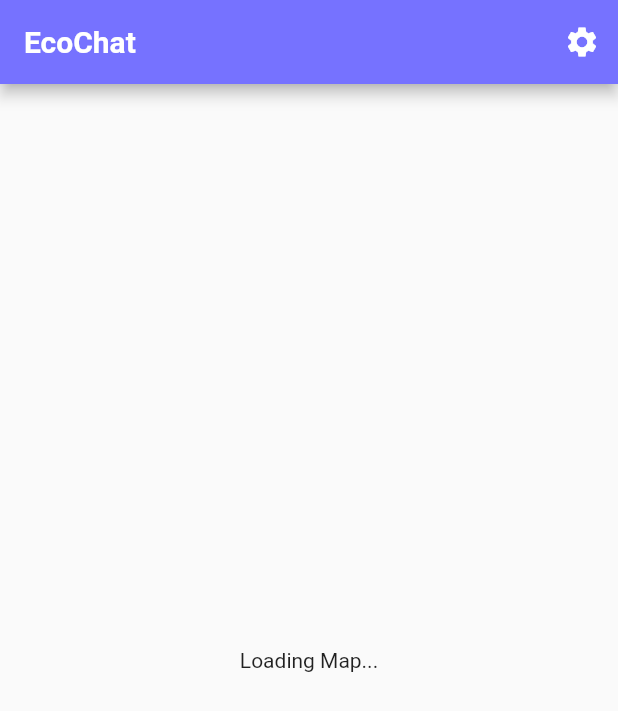
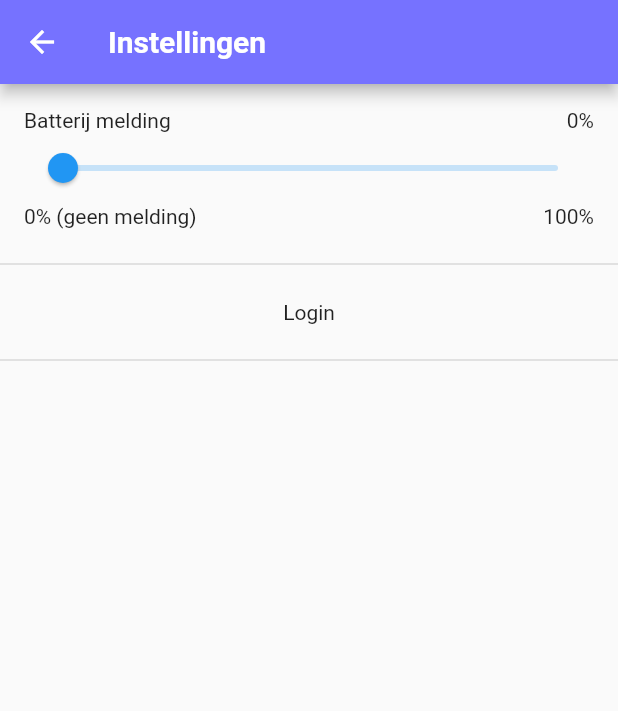
Before and after one commit to BlackBearFTW/EcoChat-Mobile, a Flutter app: the screen it shows after launch, after a tap on the "settings" icon, on a phone screen of 412 x 824 dp. Shown: the top 711 px of the screen. Run offline on Flutter 3.47's test engine with Material 2 defaults, Android fonts, the light colour scheme and no system bars; our stand-ins replace flutter_local_notifications, geolocator, google_maps_flutter, shared_preferences; missing offline and left inert: battery_info, signalr_netcore, skeleton_loader, workmanager.

Commit message:
Settings scherm met batterij waarschuwing (#12)
* Quick refactoring, added settings screen and main file now has global widget

* Changed app name, added *local* notifications

* Added notification and battery service

* added battery warning functionality, including check for nearest marker. Lastly also added setter and getter for settings

* Added workmanager for background tasks, trying to figure out a way to get battery percentage

* Update pubspec.lock

* added try catch to model against model issues

* Fixed notification, by switching over to battery_info package (see description)

workmanager is running on a different isolate and because of that battery_plus can't be called, related to this issue: https://github.com/flutter/flutter/issues/13937

* Added login button to settings screen, removed unused service, removed unecessary globalApp

* Fixed battery notification, including check for charging and distance check

* Changed Notification Icon

* Update main.dart

```diff
--- a/lib/abstracts/signal_r.dart
+++ b/lib/abstracts/signal_r.dart
@@ -15,7 +15,7 @@ abstract class SignalR {
   }
 
   Future<void> initializeConnection() async {
-    if (_hubConnection?.state == HubConnectionState.Connected) return print("Already connected");
+    if (_hubConnection?.state == HubConnectionState.Connected) return;
 
    return await _hubConnection?.start();
   }
--- /dev/null
+++ b/lib/app.dart
@@ -0,0 +1,41 @@
+import 'package:flutter/material.dart';
+import 'package:flutter/services.dart';
+import 'package:geolocator/geolocator.dart';
+import 'screens/homepage/homepage.dart';
+
+class MyApp extends StatefulWidget {
+  const MyApp({Key? key}) : super(key: key);
+
+  @override
+  State<StatefulWidget> createState() => _MyAppState();
+}
+
+class _MyAppState extends State<MyApp> {
+ @override
+  void initState() {
+   super.initState();
+
+   SystemChrome.setPreferredOrientations([
+     DeviceOrientation.portraitUp,
+     DeviceOrientation.portraitDown,
+   ]);
+
+    _askForLocationPermission();
+  }
+
+ @override
+ Widget build(BuildContext context) {
+   return const MaterialApp(
+     home: HomeView(),
+     debugShowCheckedModeBanner: false,
+   );
+ }
+
+  void _askForLocationPermission() async {
+    if (!await Geolocator.isLocationServiceEnabled()) return;
+
+    if (await Geolocator.checkPermission() != LocationPermission.denied) return;
+
+    await Geolocator.requestPermission();
+  }
+}
--- a/lib/main.dart
+++ b/lib/main.dart
@@ -1,27 +1,65 @@
-import 'package:flutter/material.dart';
-import 'package:flutter/services.dart';
-
-import 'screens/homepage/homepage.dart';
+import 'package:battery_info/battery_info_plugin.dart';
+import 'package:battery_info/enums/charging_status.dart';
+import 'package:battery_info/model/android_battery_info.dart';
+import 'package:ecochat_app/services/markers_api.dart';
+import 'package:ecochat_app/services/notification_service.dart';
+import 'package:flutter/cupertino.dart';
+import 'package:geolocator/geolocator.dart';
+import 'package:google_maps_flutter/google_maps_flutter.dart';
+import 'package:shared_preferences/shared_preferences.dart';
+import 'package:workmanager/workmanager.dart';
+import 'app.dart';
+import 'models/marker_model.dart';
 
 void main() async {
   WidgetsFlutterBinding.ensureInitialized();
+  NotificationService().init();
+  Workmanager().initialize(callbackDispatcher, isInDebugMode: true);
+
+  Workmanager().registerPeriodicTask(
+      "4bh3uerdfhjrn4rjeudhn4rejhujrn3aksjhfiewhfjiwjfeg",
+      "Battery Warning Check",
+      initialDelay: Duration(minutes: 15));
+
   runApp(const MyApp());
 }
 
-class MyApp extends StatelessWidget {
-  const MyApp({Key? key}) : super(key: key);
+void callbackDispatcher() {
+  Workmanager().executeTask((task, inputData) async {
+    AndroidBatteryInfo? batteryInfo = await BatteryInfoPlugin().androidBatteryInfo;
+    int _minBatteryLevel = await getBatteryWarningLevel();
 
-  @override
-  Widget build(BuildContext context) {
-    SystemChrome.setPreferredOrientations([
-      DeviceOrientation.portraitUp,
-      DeviceOrientation.portraitDown,
-    ]);
+    if (batteryInfo == null) return Future.value(false);
 
-    return const MaterialApp(
-      title: 'EcoChat',
-      home: HomeView(),
-      debugShowCheckedModeBanner: false,
-    );
-  }
+    int _batteryLevel = batteryInfo.batteryLevel!;
+
+    if (_batteryLevel > _minBatteryLevel) return Future.value(true);
+    if ([ChargingStatus.Full, ChargingStatus.Charging].contains(batteryInfo.chargingStatus)) return Future.value(true);
+
+    final List<MarkerModel>? markers = await MarkersApi(null).getAllMarkers();
+    Position location = await Geolocator.getCurrentPosition();
+
+    if (markers == null) return Future.value(false);
+
+    int? _distance = markers.fold(null, (int? total, MarkerModel current) {
+      if (current.batteryLevel == 0) return total;
+      int currentValue = current
+          .distanceFrom(LatLng(location.latitude, location.longitude))
+          .round();
+      if (total == null) return currentValue;
+      return currentValue < total ? currentValue : total;
+    });
+
+    if (_distance != null && _distance > 600) return Future.value(true);
+
+    NotificationService().showNotifications("Lage batterij!",
+        "Je batterij is nog maar $_batteryLevel%, ga snel naar het dichtstbijzijnde EcoChat bankje hier ongeveer $_distance meter vandaan.");
+
+    return Future.value(true);
+  });
 }
+
+Future<int> getBatteryWarningLevel() async {
+  SharedPreferences prefs = await SharedPreferences.getInstance();
+  return prefs.getInt("batteryWarningLevel") ?? 0;
+}
--- a/lib/screens/homepage/homepage.dart
+++ b/lib/screens/homepage/homepage.dart
@@ -3,8 +3,9 @@ import 'dart:typed_data';
 import 'package:ecochat_app/models/marker_model.dart';
 import 'package:ecochat_app/screens/homepage/widgets/mylocation_button.dart';
 import 'package:ecochat_app/screens/homepage/widgets/marker_popup.dart';
+import 'package:ecochat_app/screens/settings/settings.dart';
 import 'package:ecochat_app/services/markers_signalr.dart';
-import 'package:ecochat_app/utils/image_utils.dart';
+import 'package:ecochat_app/utils/image_util.dart';
 import 'package:flutter/foundation.dart';
 import 'package:flutter/material.dart';
 import 'package:flutter/services.dart';
@@ -21,7 +22,7 @@ class HomeView extends StatefulWidget {
 
 class _HomeViewState extends State<HomeView> {
   final _scaffoldKey = GlobalKey<ScaffoldState>();
-  bool locationPermissionAllowed = false;
+  bool locationAllowed = false;
   bool activeSignalRConnection = false;
 
   final Completer<GoogleMapController> _mapController = Completer();
@@ -39,8 +40,8 @@ class _HomeViewState extends State<HomeView> {
 
     _loadCustomMarkerIcon();
 
-    _askForLocationPermission().then((value) {
-      setState(() => locationPermissionAllowed = value);
+    Geolocator.checkPermission().then((value) {
+      setState(() => locationAllowed = [LocationPermission.always, LocationPermission.whileInUse].contains(value));
     });
 
     signalRMarkers.initializeConnection().then((value) {
@@ -55,7 +56,12 @@ class _HomeViewState extends State<HomeView> {
       appBar: AppBar(
         title: const Text("EcoChat", style: TextStyle(fontWeight: FontWeight.bold)),
         actions: [
-          IconButton(onPressed: () {}, icon: const Icon(Icons.settings))
+          IconButton(onPressed: () {
+            Navigator.push(
+              context,
+              MaterialPageRoute(builder: (context) => const SettingsView()),
+            );
+          }, icon: const Icon(Icons.settings))
         ],
         automaticallyImplyLeading: false,
         backgroundColor: const Color(0xff7672FF),
@@ -98,7 +104,7 @@ class _HomeViewState extends State<HomeView> {
             return Padding(
               padding: EdgeInsets.only(bottom: _fabBottomPadding),
               child: MyLocationButton(
-                disabled: locationPermissionAllowed,
+                disabled: locationAllowed,
                 googleMapController: snapshot.data!,
               ),
             );
@@ -107,8 +113,8 @@ class _HomeViewState extends State<HomeView> {
   }
 
   void _loadCustomMarkerIcon() async {
-    final Uint8List byteData = await ImageUtils.getBytesFromAsset("assets/marker-icon.png", 150);
-    final Uint8List byteDataGray = await ImageUtils.getBytesFromAsset("assets/marker-icon-gray.png", 150);
+    final Uint8List byteData = await ImageUtil.getBytesFromAsset("assets/marker-icon.png", 150);
+    final Uint8List byteDataGray = await ImageUtil.getBytesFromAsset("assets/marker-icon-gray.png", 150);
     setState(() {
       markerIcon = BitmapDescriptor.fromBytes(byteData);
       grayMarkerIcon = BitmapDescriptor.fromBytes(byteDataGray);
@@ -128,7 +134,7 @@ class _HomeViewState extends State<HomeView> {
     String _mapStyle = await rootBundle.loadString('assets/map_style.txt');
     controller.setMapStyle(_mapStyle);
 
-    if (!locationPermissionAllowed) return;
+    if (!locationAllowed) return;
     Position locationData = await Geolocator.getCurrentPosition();
     controller.moveCamera(CameraUpdate.newLatLngZoom(LatLng(locationData.latitude, locationData.longitude), 18));
   }
@@ -136,17 +142,6 @@ class _HomeViewState extends State<HomeView> {
   void _onMapPress() async {
     if (bottomSheetController == null) return;
     bottomSheetController!.close();
-  }
-
-  Future<bool> _askForLocationPermission() async {
-    if (!await Geolocator.isLocationServiceEnabled()) return false;
-
-    LocationPermission permission = await Geolocator.checkPermission();
-    if (permission == LocationPermission.whileInUse) return true;
-    if (permission == LocationPermission.deniedForever) return false;
-
-    LocationPermission status = await Geolocator.requestPermission();
-    return [LocationPermission.always, LocationPermission.whileInUse].contains(status);
   }
 
   void _showMarkerBottomSheet(String _markerId) async {
--- a/lib/screens/homepage/widgets/marker_popup.dart
+++ b/lib/screens/homepage/widgets/marker_popup.dart
@@ -50,8 +50,9 @@ class _MarkerPopupState extends State<MarkerPopup> {
   void initState() {
     super.initState();
 
-    Geolocator.checkPermission()
-        .then((value) => setState(() => locationAllowed = [LocationPermission.always, LocationPermission.whileInUse].contains(value)));
+    Geolocator.checkPermission().then((value) {
+      setState(() => locationAllowed = [LocationPermission.always, LocationPermission.whileInUse].contains(value));
+    });
 
     if (defaultTargetPlatform == TargetPlatform.android) {
       locationSettings = AndroidSettings(
--- /dev/null
+++ b/lib/screens/settings/settings.dart
@@ -0,0 +1,90 @@
+import 'package:flutter/cupertino.dart';
+import 'package:flutter/material.dart';
+import 'package:shared_preferences/shared_preferences.dart';
+
+class SettingsView extends StatefulWidget {
+  const SettingsView({Key? key}) : super(key: key);
+
+  @override
+  State<SettingsView> createState() => _SettingsViewState();
+}
+
+class _SettingsViewState extends State<SettingsView> {
+  int _batteryWarningValue = 0;
+
+  @override
+  void initState() {
+    super.initState();
+    getBatteryWarningLevel().then((value) {
+      setState(() => _batteryWarningValue = value);
+    });
+  }
+
+  Future<int> getBatteryWarningLevel() async {
+    SharedPreferences prefs = await SharedPreferences.getInstance();
+    return prefs.getInt("batteryWarningLevel") ?? 0;
+  }
+
+  void setBatteryWarningLevel(int newBatteryLevel) async {
+    SharedPreferences prefs = await SharedPreferences.getInstance();
+    prefs.setInt("batteryWarningLevel", newBatteryLevel);
+  }
+
+  @override
+  Widget build(BuildContext context) {
+    return Scaffold(
+      appBar: AppBar(
+        title: const Text("Instellingen", style: TextStyle(fontWeight: FontWeight.bold)),
+        backgroundColor: const Color(0xff7672FF),
+      ),
+      body: Column(
+        children: [
+          Container(
+            padding: const EdgeInsets.all(16),
+            child: Column(
+              children: [
+                Row(
+                  children: [const Text("Batterij melding"), Text("$_batteryWarningValue%")],
+                  mainAxisAlignment: MainAxisAlignment.spaceBetween,
+                ),
+                Slider(
+                  value: _batteryWarningValue.toDouble(),
+                  onChanged: (newValue) {
+                    setBatteryWarningLevel(newValue.toInt());
+                    setState(() => _batteryWarningValue = newValue.toInt());
+                  },
+                  divisions: 100,
+                  min: 0,
+                  max: 100,
+                ),
+                Row(
+                  children: const [
+                    Text("0% (geen melding)"),
+                    Text("100%")
+                  ],
+                  mainAxisAlignment: MainAxisAlignment.spaceBetween,
+                )
+              ],
+            ),
+          ),
+          const Divider(
+            thickness: 1,
+            color: Color(0xffd9d9d9),
+          ),
+          const Padding(
+            padding: EdgeInsets.all(16.0),
+            child: Center(
+              child: Text("Login",
+                  textAlign: TextAlign.center
+              ),
+            ),
+          ),
+          const Divider(
+            thickness: 1,
+            color: Color(0xffd9d9d9),
+          ),
+        ],
+      ),
+    );
+  }
+}
--- /dev/null
+++ b/lib/services/notification_service.dart
@@ -0,0 +1,56 @@
+import 'package:flutter/cupertino.dart';
+import 'package:flutter_local_notifications/flutter_local_notifications.dart';
+
+class NotificationService {
+  //NotificationService a singleton object
+  static final NotificationService _notificationService = NotificationService._internal();
+  factory NotificationService() => _notificationService;
+  NotificationService._internal();
+  final FlutterLocalNotificationsPlugin flutterLocalNotificationsPlugin = FlutterLocalNotificationsPlugin();
+
+  final AndroidNotificationDetails _androidNotificationDetails = const AndroidNotificationDetails(
+    'channel ID',
+    'Algemeen',
+    color: Color(0xFF8CC63F),
+    playSound: true,
+    priority: Priority.high,
+    importance: Importance.high,
+    onlyAlertOnce: true,
+    styleInformation: BigTextStyleInformation('')
+  );
+
+  Future<void> init() async {
+    const AndroidInitializationSettings initializationSettingsAndroid = AndroidInitializationSettings('@drawable/ic_ecochat');
+
+    const IOSInitializationSettings initializationSettingsIOS = IOSInitializationSettings(
+      requestSoundPermission: false,
+      requestBadgePermission: false,
+      requestAlertPermission: false,
+    );
+
+    const InitializationSettings initializationSettings = InitializationSettings(
+        android: initializationSettingsAndroid,
+        iOS: initializationSettingsIOS,
+        macOS: null,
+    );
+
+    await flutterLocalNotificationsPlugin.initialize(initializationSettings, onSelectNotification: (_) {});
+  }
+
+  Future<void> showNotifications(String title, String content) async {
+    await flutterLocalNotificationsPlugin.show(
+      0,
+      title,
+      content,
+      NotificationDetails(android: _androidNotificationDetails),
+    );
+  }
+
+  Future<void> cancelNotifications(int id) async {
+    await flutterLocalNotificationsPlugin.cancel(id);
+  }
+
+  Future<void> cancelAllNotifications() async {
+    await flutterLocalNotificationsPlugin.cancelAll();
+  }
+}
--- a/lib/utils/image_utils.dart
+++ b/lib/utils/image_util.dart
@@ -3,11 +3,13 @@ import 'dart:ui' as ui;
 
 import 'package:flutter/services.dart';
 
-class ImageUtils {
+class ImageUtil {
+
   static Future<Uint8List> getBytesFromAsset(String path, int width) async {
     ByteData data = await rootBundle.load(path);
     ui.Codec codec = await ui.instantiateImageCodec(data.buffer.asUint8List(), targetWidth: width);
     ui.FrameInfo fi = await codec.getNextFrame();
     return (await fi.image.toByteData(format: ui.ImageByteFormat.png))!.buffer.asUint8List();
   }
+
 }
--- a/pubspec.yaml
+++ b/pubspec.yaml
@@ -37,6 +37,10 @@ dependencies:
   http: ^0.13.4
   geolocator: ^8.0.1
   skeleton_loader: ^2.0.0+4
+  flutter_local_notifications: ^9.1.5
+  shared_preferences: ^2.0.11
+  workmanager: ^0.4.1
+  battery_info: ^1.0.8
 
 
   # The following adds the Cupertino Icons font to your application.
```
Also changed, not shown: lib/models/marker_model.dart (+9 -0 lines), lib/screens/authentication/authentication.dart (deleted, +0 -117 lines), lib/screens/homepage/widgets/mylocation_button.dart (+5 -10 lines), lib/screens/create_marker/create_marker.dart (deleted), pubspec.lock, 7 other files.
